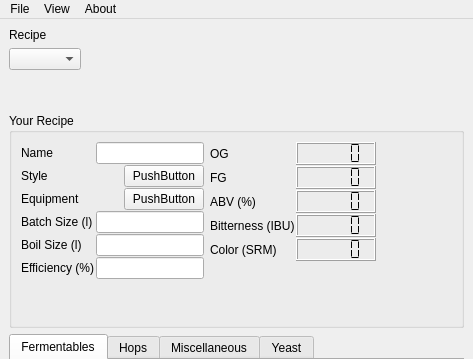
Qt form mainWindow.ui (Brewtarget/brewtarget) before a commit; both pictures show x 0 to 473 and y 0 to 359 of the 473 by 630 pixel window.
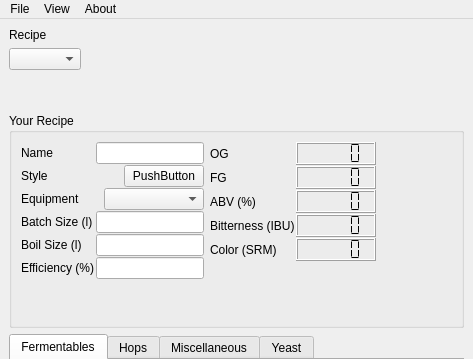
The same form after that commit. Custom widgets are drawn as their Qt base class.

Commit message: Now the Equipment combo box works.

```diff
--- a/mainWindow.ui
+++ b/mainWindow.ui
@@ -178,15 +178,24 @@
               </widget>
              </item>
              <item>
-              <widget class="QPushButton" name="pushButton_equipment" >
+              <widget class="EquipmentComboBox" name="equipmentComboBox" >
                <property name="sizePolicy" >
-                <sizepolicy vsizetype="Fixed" hsizetype="Expanding" >
-                 <horstretch>0</horstretch>
+                <sizepolicy vsizetype="Fixed" hsizetype="Fixed" >
+                 <horstretch>100</horstretch>
                  <verstretch>0</verstretch>
                 </sizepolicy>
                </property>
-               <property name="text" >
-                <string>PushButton</string>
+               <property name="minimumSize" >
+                <size>
+                 <width>100</width>
+                 <height>0</height>
+                </size>
+               </property>
+               <property name="maximumSize" >
+                <size>
+                 <width>100</width>
+                 <height>16777215</height>
+                </size>
                </property>
               </widget>
              </item>
@@ -971,6 +980,11 @@
   </action>
  </widget>
  <customwidgets>
+  <customwidget>
+   <class>EquipmentComboBox</class>
+   <extends>QComboBox</extends>
+   <header>EquipmentComboBox.h</header>
+  </customwidget>
   <customwidget>
    <class>FermentableTableWidget</class>
    <extends>QTableView</extends>
```
Left out of the diff: 3 changed lines with no effect on the pictures. The commit also changes 11 other files.
